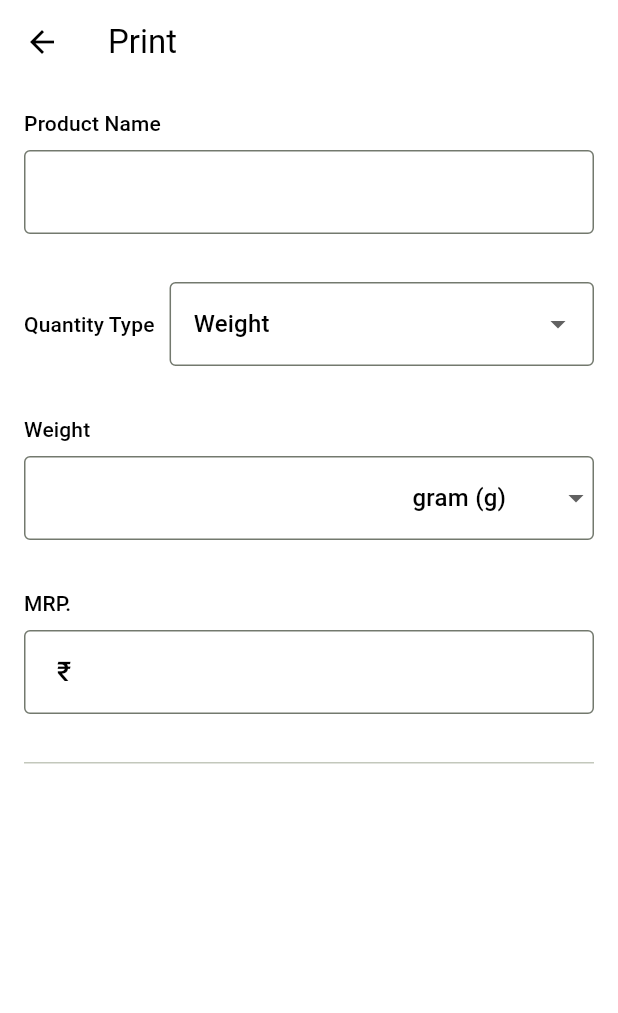
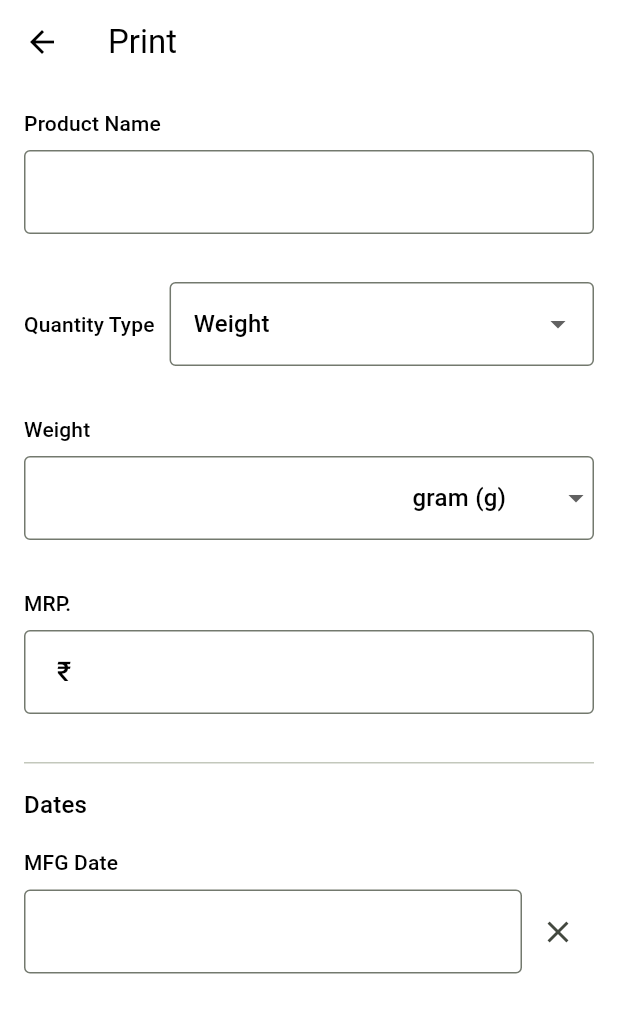
Before and after one commit to sarangnx/label_printer, a Flutter app: the screen it shows after launch, after a tap on an icon or button, on a phone screen of 412 x 824 dp. Shown: the top 1013 px of the screen. Run offline on Flutter 3.47's test engine with Material 3 defaults, Android fonts, the phone set to English and light mode, and no system bars; our stand-ins replace flex_color_scheme.

Commit message:
feat: added mfg date picker

```diff
--- a/lib/pages/print_form.dart
+++ b/lib/pages/print_form.dart
@@ -1,4 +1,5 @@
 import 'package:flutter/material.dart';
+import 'package:intl/intl.dart';
 import 'package:label_printer/models/company.dart';
 
 class PrintFormPage extends StatelessWidget {
@@ -11,7 +12,7 @@ class PrintFormPage extends StatelessWidget {
     return GestureDetector(
       onTap: () {
         FocusScopeNode currentFocus = FocusScope.of(context);
-        debugPrint('touched');
+
         // This is used to dismiss the keyboard when tapping outside of a text field
         if (!currentFocus.hasPrimaryFocus) {
           currentFocus.unfocus();
@@ -42,14 +43,37 @@ class PrinterForm extends State<_PrintForm> {
 
   String _quantityType = 'Weight';
   String? _selectedUnit = 'g';
+  DateTime? _mfgDateTime = DateTime.now();
 
   final TextEditingController _productName = TextEditingController();
   final TextEditingController _quantity = TextEditingController();
   final TextEditingController _mrp = TextEditingController();
+  final TextEditingController _mfgDate = TextEditingController();
 
   final FocusNode _productNameFocus = FocusNode();
   final FocusNode _quantityFocus = FocusNode();
   final FocusNode _mrpFocus = FocusNode();
+  final FocusNode _mfgDateFocus = FocusNode();
+
+  // Date picker for first date field
+  Future<void> _selectMfgDate(BuildContext context) async {
+    // FocusScope.of(context).unfocus();
+    FocusScope.of(context).requestFocus(FocusNode());
+
+    final DateTime? picked = await showDatePicker(
+      context: context,
+      initialDate: DateTime.now(),
+      firstDate: DateTime(2015, 8),
+      lastDate: DateTime(2101),
+    );
+
+    if (picked != null) {
+      setState(() {
+        _mfgDateTime = picked;
+        _mfgDate.value = TextEditingValue(text: DateFormat('d MMMM y').format(picked));
+      });
+    }
+  }
 
   @override
   Widget build(BuildContext context) {
@@ -125,7 +149,6 @@ class PrinterForm extends State<_PrintForm> {
                   children: [
                     Text(_quantityType, style: Theme.of(context).textTheme.labelLarge),
                     TextFormField(
-                      focusNode: _quantityFocus,
                       onChanged: (value) => setState(() {}),
                       decoration: InputDecoration(
                         enabled: _quantityType != 'None',
@@ -178,6 +201,15 @@ class PrinterForm extends State<_PrintForm> {
                           ),
                         ],
                       ),
+                      suffixIcon:
+                          _mrpFocus.hasFocus && _mrp.text.isNotEmpty
+                              ? IconButton(
+                                icon: Icon(Icons.clear),
+                                onPressed: () {
+                                  _mrp.clear();
+                                },
+                              )
+                              : null,
                     ),
                     controller: _mrp,
                   ),
@@ -187,6 +219,53 @@ class PrinterForm extends State<_PrintForm> {
 
             // Horizontal Divider
             Padding(padding: const EdgeInsets.all(16.0), child: const Divider(height: 1, thickness: 1)),
+
+            Padding(
+              padding: const EdgeInsets.symmetric(horizontal: 16.0),
+              child: Row(
+                mainAxisAlignment: MainAxisAlignment.start,
+                spacing: 8,
+                children: [Text('Dates', style: Theme.of(context).textTheme.titleMedium)],
+              ),
+            ),
+
+            Padding(
+              padding: const EdgeInsets.all(16.0),
+              child: Column(
+                crossAxisAlignment: CrossAxisAlignment.start,
+                spacing: 8,
+                children: [
+                  Text('MFG Date', style: Theme.of(context).textTheme.labelLarge),
+                  Row(
+                    children: [
+                      Expanded(
+                        child: GestureDetector(
+                          onTap: () {
+                            _selectMfgDate(context);
+                          },
+                          child: AbsorbPointer(
+                            child: TextFormField(
+                              focusNode: _mfgDateFocus,
+                              onChanged: (value) => setState(() {}),
+                              controller: _mfgDate,
+                            ),
+                          ),
+                        ),
+                      ),
+                      IconButton(
+                        icon: const Icon(Icons.clear),
+                        onPressed: () {
+                          setState(() {
+                            _mfgDate.clear(); // Clear the date
+                            _mfgDateTime = null; // Reset the selected date
+                          });
+                        },
+                      ),
+                    ],
+                  ),
+                ],
+              ),
+            ),
           ],
         ),
       ),
--- a/pubspec.yaml
+++ b/pubspec.yaml
@@ -16,6 +16,7 @@ dependencies:
   path_provider: ^2.1.5
   cupertino_icons: ^1.0.8
   flex_color_scheme: ^8.2.0
+  intl: ^0.20.2
 
 dev_dependencies:
   flutter_test:
```
Also changed, not shown: pubspec.lock.
